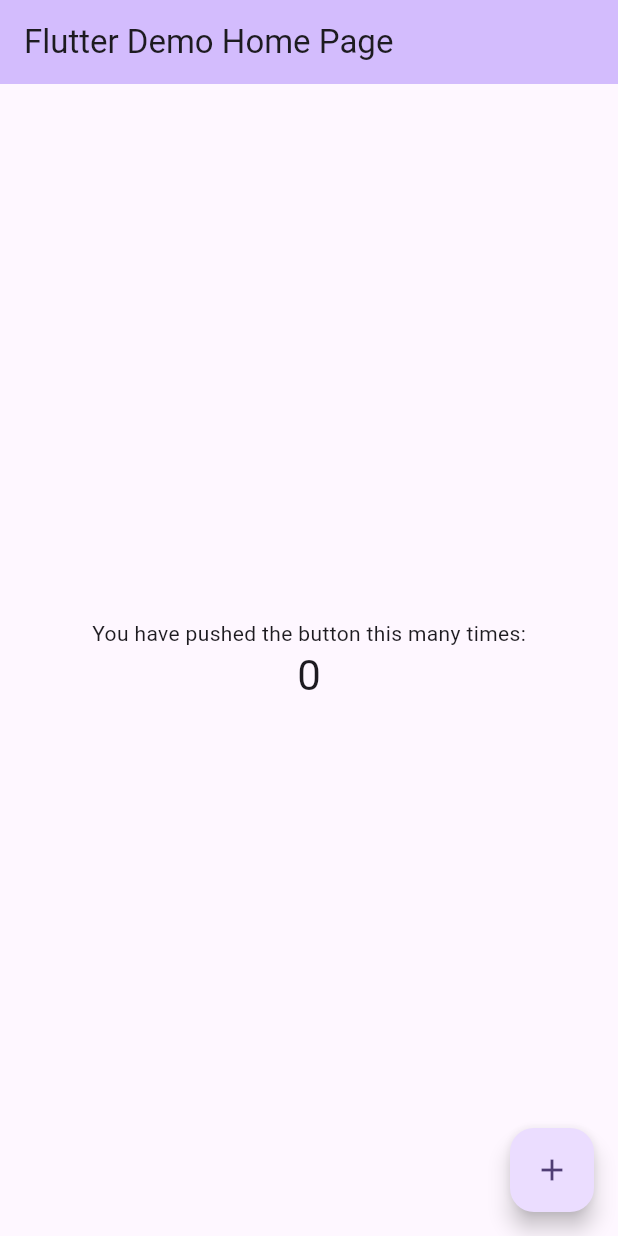
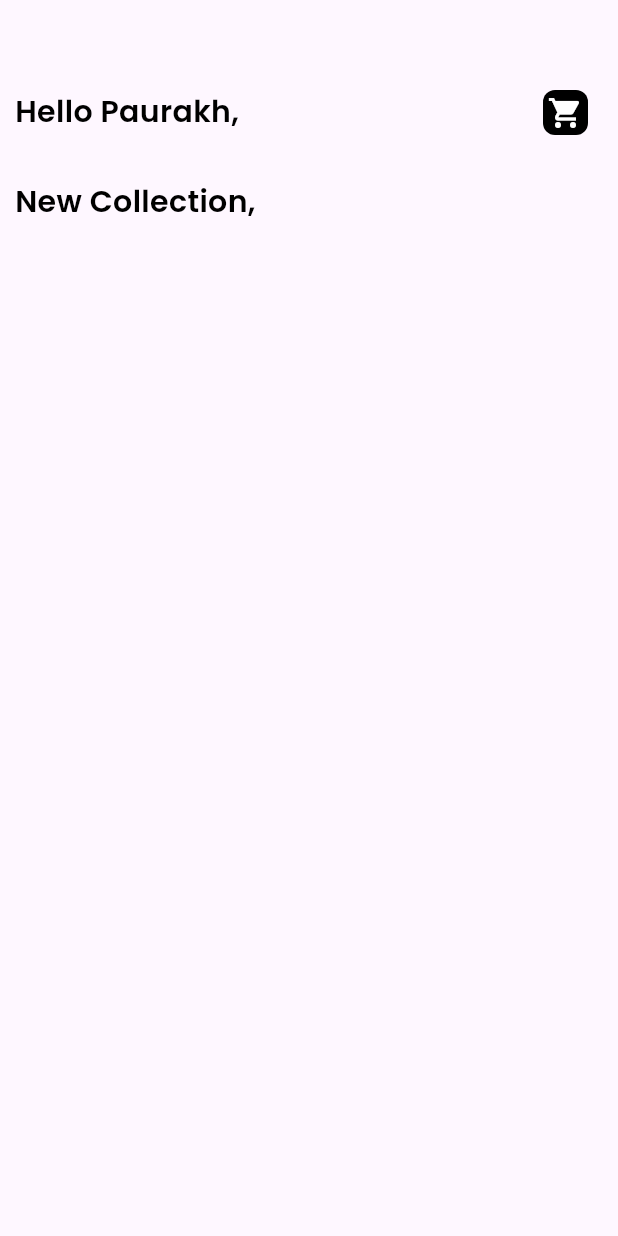
Before and after one commit to devpaurakh/grace, a Flutter app: the screen it shows after launch, on a phone screen of 412 x 824 dp. Run offline on Flutter 3.47's test engine with Material 3 defaults, Android fonts, the phone set to English and light mode, and no system bars.

Commit message:
desiging dashboard

```diff
--- a/lib/main.dart
+++ b/lib/main.dart
@@ -1,4 +1,5 @@
 import 'package:flutter/material.dart';
+import 'package:grace/pages/home.dart';
 
 void main() {
   runApp(const MyApp());
@@ -31,95 +32,7 @@ class MyApp extends StatelessWidget {
         colorScheme: ColorScheme.fromSeed(seedColor: Colors.deepPurple),
         useMaterial3: true,
       ),
-      home: const MyHomePage(title: 'Flutter Demo Home Page'),
+      home: const Homepage(),
     );
   }
 }
-
-class MyHomePage extends StatefulWidget {
-  const MyHomePage({super.key, required this.title});
-
-  // This widget is the home page of your application. It is stateful, meaning
-  // that it has a State object (defined below) that contains fields that affect
-  // how it looks.
-
-  // This class is the configuration for the state. It holds the values (in this
-  // case the title) provided by the parent (in this case the App widget) and
-  // used by the build method of the State. Fields in a Widget subclass are
-  // always marked "final".
-
-  final String title;
-
-  @override
-  State<MyHomePage> createState() => _MyHomePageState();
-}
-
-class _MyHomePageState extends State<MyHomePage> {
-  int _counter = 0;
-
-  void _incrementCounter() {
-    setState(() {
-      // This call to setState tells the Flutter framework that something has
-      // changed in this State, which causes it to rerun the build method below
-      // so that the display can reflect the updated values. If we changed
-      // _counter without calling setState(), then the build method would not be
-      // called again, and so nothing would appear to happen.
-      _counter++;
-    });
-  }
-
-  @override
-  Widget build(BuildContext context) {
-    // This method is rerun every time setState is called, for instance as done
-    // by the _incrementCounter method above.
-    //
-    // The Flutter framework has been optimized to make rerunning build methods
-    // fast, so that you can just rebuild anything that needs updating rather
-    // than having to individually change instances of widgets.
-    return Scaffold(
-      appBar: AppBar(
-        // TRY THIS: Try changing the color here to a specific color (to
-        // Colors.amber, perhaps?) and trigger a hot reload to see the AppBar
-        // change color while the other colors stay the same.
-        backgroundColor: Theme.of(context).colorScheme.inversePrimary,
-        // Here we take the value from the MyHomePage object that was created by
-        // the App.build method, and use it to set our appbar title.
-        title: Text(widget.title),
-      ),
-      body: Center(
-        // Center is a layout widget. It takes a single child and positions it
-        // in the middle of the parent.
-        child: Column(
-          // Column is also a layout widget. It takes a list of children and
-          // arranges them vertically. By default, it sizes itself to fit its
-          // children horizontally, and tries to be as tall as its parent.
-          //
-          // Column has various properties to control how it sizes itself and
-          // how it positions its children. Here we use mainAxisAlignment to
-          // center the children vertically; the main axis here is the vertical
-          // axis because Columns are vertical (the cross axis would be
-          // horizontal).
-          //
-          // TRY THIS: Invoke "debug painting" (choose the "Toggle Debug Paint"
-          // action in the IDE, or press "p" in the console), to see the
-          // wireframe for each widget.
-          mainAxisAlignment: MainAxisAlignment.center,
-          children: <Widget>[
-            const Text(
-              'You have pushed the button this many times:',
-            ),
-            Text(
-              '$_counter',
-              style: Theme.of(context).textTheme.headlineMedium,
-            ),
-          ],
-        ),
-      ),
-      floatingActionButton: FloatingActionButton(
-        onPressed: _incrementCounter,
-        tooltip: 'Increment',
-        child: const Icon(Icons.add),
-      ), // This trailing comma makes auto-formatting nicer for build methods.
-    );
-  }
-}
--- /dev/null
+++ b/lib/pages/home.dart
@@ -0,0 +1,46 @@
+import 'package:flutter/material.dart';
+import 'package:grace/widgets/support_widgets.dart';
+
+class Homepage extends StatefulWidget {
+  const Homepage({super.key});
+
+  @override
+  State<Homepage> createState() => _HomepageState();
+}
+
+class _HomepageState extends State<Homepage> {
+  @override
+  Widget build(BuildContext context) {
+    return Scaffold(
+      body: Container(
+        margin: const EdgeInsets.only(top: 60, left: 10.0, right: 20.0),
+        child: Column(
+          crossAxisAlignment: CrossAxisAlignment.start,
+          children: [
+            Row(
+              mainAxisAlignment: MainAxisAlignment.spaceBetween,
+              children: [
+                Text(
+                  "Hello Paurakh,",
+                  style: AppWidgets.boldTextFieldStytle(),
+                ),
+                Container(
+                  padding: const EdgeInsets.all(3),
+                  decoration: BoxDecoration(
+                      color: Colors.black,
+                      borderRadius: BorderRadius.circular(8)),
+                  child: const Icon(
+                    Icons.shopping_cart,
+                    color: Colors.white,
+                  ),
+                ),
+              ],
+            ),
+            const SizedBox(height: 30,),
+             Text("New Collection,", style: AppWidgets.boldTextFieldStytle()),
+          ],
+        ),
+      ),
+    );
+  }
+}
--- /dev/null
+++ b/lib/widgets/support_widgets.dart
@@ -0,0 +1,11 @@
+import 'package:flutter/material.dart';
+
+class AppWidgets {
+  static TextStyle boldTextFieldStytle() {
+    return const TextStyle(
+        color: Colors.black,
+        fontSize: 20,
+        fontWeight: FontWeight.bold,
+        fontFamily: 'Poppins');
+  }
+}
```
Also changed, not shown: pubspec.yaml (+4 -6 lines), fonts/Poppins-SemiBold.ttf (added).
